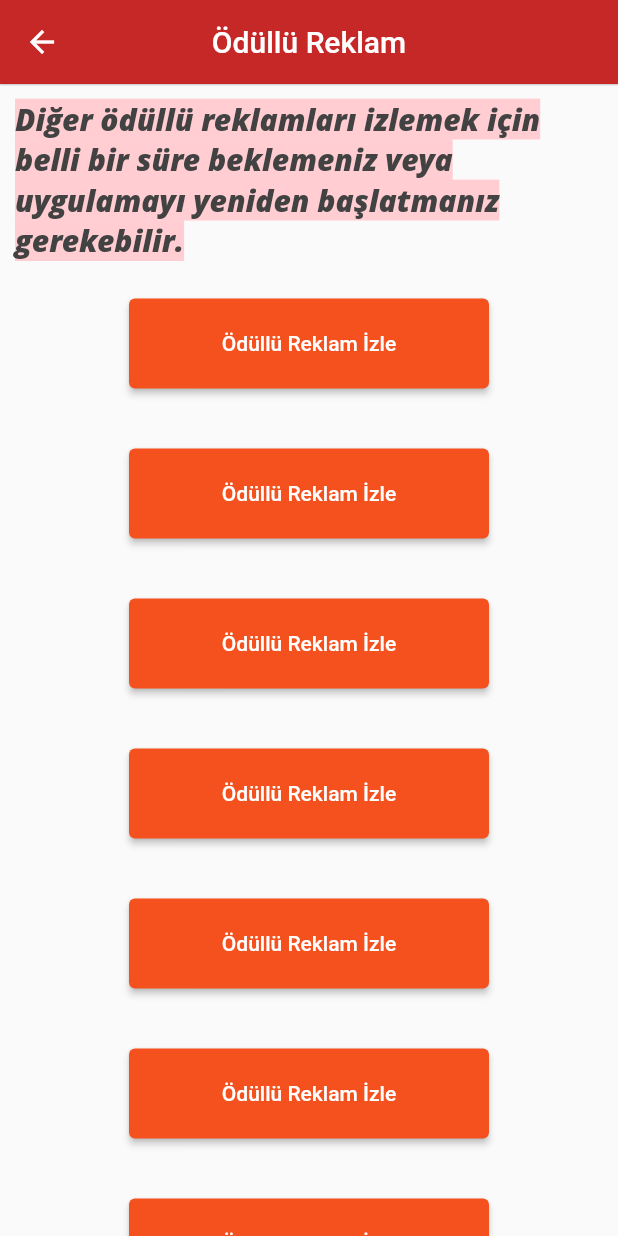
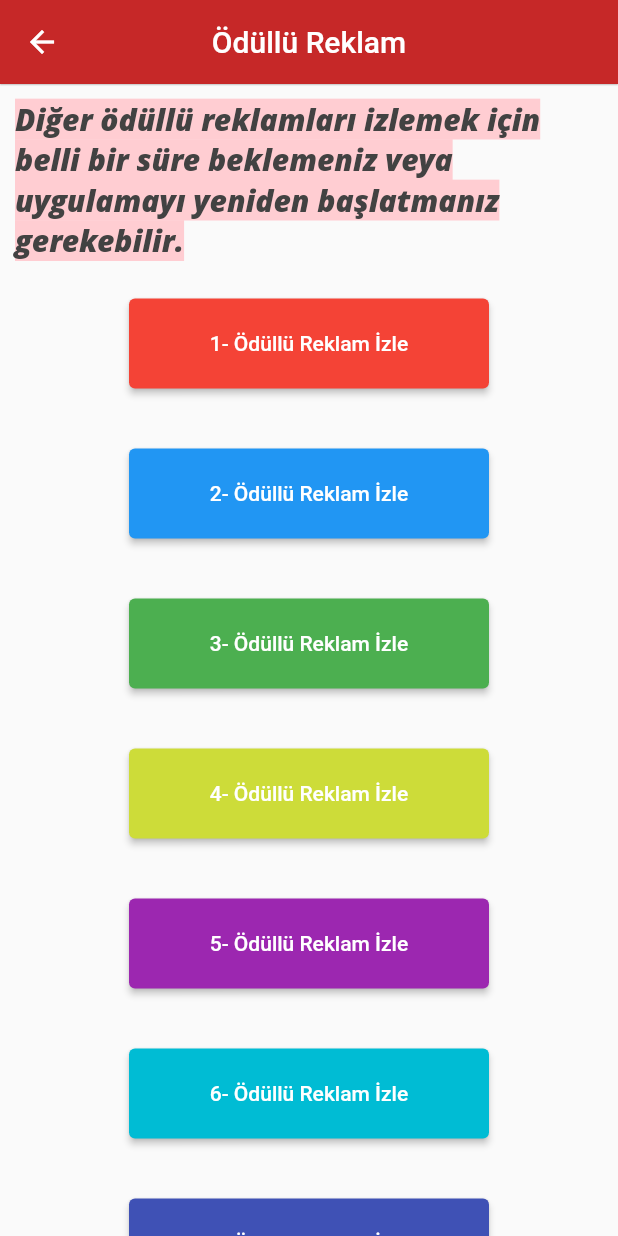
Before and after one commit to xenesarslanx/reklam-app, a Flutter app: the odullu_reklam screen opened directly, on a phone screen of 412 x 824 dp. Run offline on Flutter 3.47's test engine with Material 2 defaults, Android fonts, the phone set to English and light mode, and no system bars; our stand-ins replace animated_splash_screen, charts_flutter, cloud_firestore, firebase_auth, firebase_core, google_mobile_ads and 3 more; missing offline and left inert: app_usage, firebase_auth_web, firebase_core_web; accounts and stored records are empty; Roboto replaces fonts that are missing (Open Sans).

Commit message:
tasarım değişikliği

```diff
--- a/lib/admob_helper.dart
+++ b/lib/admob_helper.dart
@@ -2,9 +2,9 @@ import 'dart:io';
 
 class AdHelper {
 
-  static String get bannerAdUnitId {
+  static String get bannerAdUnitId {//real id:'ca-app-pub-5417429060364094/3906048934'
     if (Platform.isAndroid) {
-      return 'ca-app-pub-5417429060364094/3906048934';
+      return 'ca-app-pub-3940256099942544/6300978111';
     } else if (Platform.isIOS) {
       return 'ca-app-pub-3940256099942544/2934735716';
     } else {
@@ -12,9 +12,9 @@ class AdHelper {
     }
   }
 
-  static String get interstitialAdUnitId {
+  static String get interstitialAdUnitId {//real id:"ca-app-pub-5417429060364094/4835987226"
     if (Platform.isAndroid) {
-      return "ca-app-pub-5417429060364094/4835987226";
+      return "ca-app-pub-3940256099942544/1033173712";
     } else if (Platform.isIOS) {
       return "ca-app-pub-3940256099942544/4411468910";
     } else {
@@ -22,9 +22,9 @@ class AdHelper {
     }
   }
 
-  static String get rewardedAdUnitId {
+  static String get rewardedAdUnitId {//real id:"ca-app-pub-5417429060364094/1467179703"
     if (Platform.isAndroid) {
-      return "ca-app-pub-5417429060364094/1467179703";
+      return "ca-app-pub-3940256099942544/5224354917";
     } else if (Platform.isIOS) {
       return "ca-app-pub-3940256099942544/1712485313";
     } else {
--- a/lib/introduction/onboard.dart
+++ b/lib/introduction/onboard.dart
@@ -16,7 +16,7 @@ class OnboardingItems{
     const fi = <OnboardingItem>[
       OnboardingItem(
         title: 'Reklam İzle',
-        subtitle:"Reklamları İzleyerek Ve Cihazınızı Daha Az kullanarak Puan Toplayabilirsiniz \n --------------------------------------------------------------------->",
+        subtitle:"Reklamları İzleyerek Ve Cihazınızı Daha Az Kullanarak Puan Toplayabilirsiniz \n --------------------------------------------------------------------->",
         image:"lib/assets/Googlearka.png",
         color:Colors.green
       ),
--- a/lib/main.dart
+++ b/lib/main.dart
@@ -12,7 +12,7 @@ Future<void> main() async {
   WidgetsFlutterBinding.ensureInitialized();
   await MobileAds.initialize();
   await Firebase.initializeApp();
-  //MobileAds.setTestDeviceIds(['9345804C1E5765DHG1DFE29CA0758842']);
+  MobileAds.setTestDeviceIds(['9345804C1E5765DHG1DFE29CA0758842']);//
   final AppOpenAd appOpenAd = AppOpenAd();
   if (!appOpenAd.isAvailable) {
     await appOpenAd.load(unitId: MobileAds.appOpenAdTestUnitId);//'ca-app-pub-5417429060364094/5523569708'
--- a/lib/native_ads.dart
+++ b/lib/native_ads.dart
@@ -32,7 +32,9 @@ class _NativeAdsState extends State<NativeAds>
     return controller.isLoaded
         ? NativeAd(
             height: 330,
-            unitId: 'ca-app-pub-5417429060364094/8778175622',
+            unitId: MobileAds.nativeAdTestUnitId,
+            //real id:'ca-app-pub-5417429060364094/8778175622',
+            //test id:'ca-app-pub-3940256099942544/2247696110'
             // unitId: MobileAds.nativeAdTestUnitId,
 
             loading: Text('loading'),
--- a/lib/pages/odullu_reklam.dart
+++ b/lib/pages/odullu_reklam.dart
@@ -86,19 +86,17 @@ class _odullu_reklamState extends State<odullu_reklam> {
       backgroundColor: Colors.red[100]),
 ),
                 ),
-                   odulluReklam(context),
-                   odulluReklam(context),
-                   odulluReklam(context),
-                   odulluReklam(context),
-                   odulluReklam(context),
-                   odulluReklam(context),
-                   odulluReklam(context),
-                   odulluReklam(context),
-                   odulluReklam(context),
-                   odulluReklam(context),
-                   odulluReklam(context),
-                   odulluReklam(context),
-                   odulluReklam(context),
+                   odulluReklam(context, Colors.red, Text('1- Ödüllü Reklam İzle')),
+                   odulluReklam(context, Colors.blue, Text('2- Ödüllü Reklam İzle')),
+                   odulluReklam(context, Colors.green, Text('3- Ödüllü Reklam İzle')),
+                   odulluReklam(context, Colors.lime, Text('4- Ödüllü Reklam İzle')),
+                   odulluReklam(context, Colors.purple, Text('5- Ödüllü Reklam İzle')),
+                   odulluReklam(context, Colors.cyan, Text('6- Ödüllü Reklam İzle')),
+                   odulluReklam(context, Colors.indigo, Text('7- Ödüllü Reklam İzle')),
+                   odulluReklam(context, Colors.brown, Text('8- Ödüllü Reklam İzle')),
+                   odulluReklam(context, Colors.teal, Text('9- Ödüllü Reklam İzle')),
+                   odulluReklam(context, Colors.indigoAccent, Text('10- Ödüllü Reklam İzle')),
+                   odulluReklam(context, Colors.red, Text('11- Ödüllü Reklam İzle')),
 
               ],
             ),
@@ -110,12 +108,12 @@ class _odullu_reklamState extends State<odullu_reklam> {
       }
     );
   }
-Padding odulluReklam(BuildContext context) {
+Padding odulluReklam(BuildContext context, Color color, Text text) {
   return Padding(
          padding: const EdgeInsets.only(left: 10, top: 15, right: 10, bottom: 25),
          child: ElevatedButton(
            style: ElevatedButton.styleFrom(
-             primary: Colors.deepOrange[600],
+             primary: color,
              fixedSize: const Size(240, 60),
            ),
                 onPressed:  (){
@@ -127,7 +125,7 @@ Padding odulluReklam(BuildContext context) {
             Provider.of<PuanData>(context, listen: false).setvalue(deger);
 
                 },
-               child: Text('Ödüllü Reklam İzle')),
+               child: text),
        );
 }
 }
```
Also changed, not shown: lib/app_usage/grafik.dart (+36 -9 lines), lib/login/login.dart (+8 -3 lines), lib/login/methods.dart (+31 -30 lines), lib/pages/home_screen.dart (+30 -17 lines), lib/puan_data.dart (+15 -7 lines), pubspec.yaml (+5 -2 lines), lib/assets/ads.jpg (added), lib/assets/ads.png (added), pubspec.lock, 2 other files.
